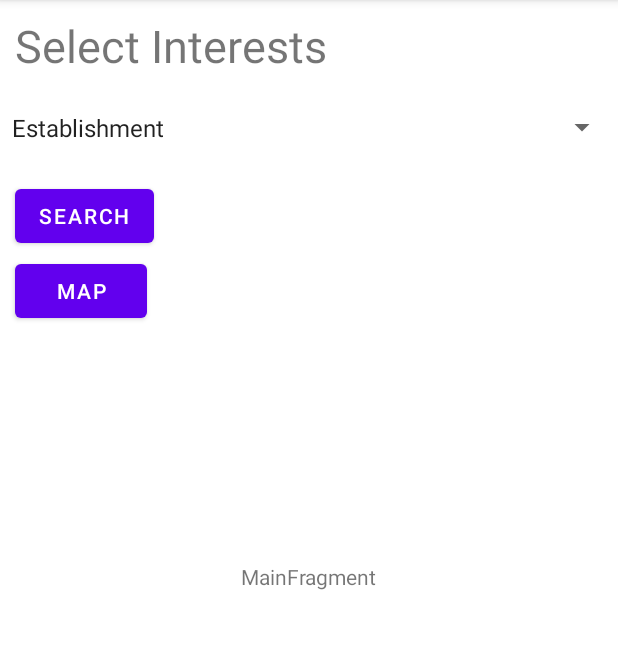
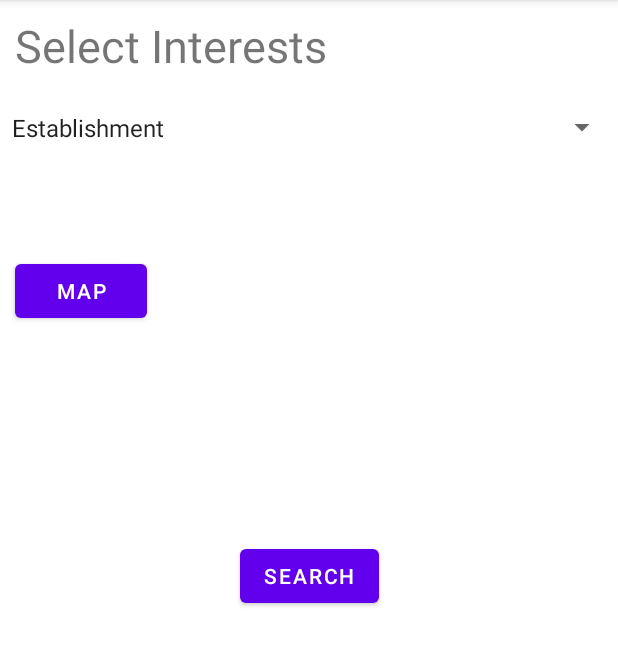
Before and after one commit to marti5a6/Bucket-List, an Android app: the screen it shows after launch (MainActivity), on a phone screen of 412 x 824 dp, the part 84-750 px from its top. Run offline under Robolectric (Android 15) with nearby library versions, the phone set to English and light mode, and no system bars; our stand-ins replace Room's generated code.

```diff
--- a/app/build.gradle
+++ b/app/build.gradle
@@ -13,6 +13,8 @@ android {
         targetSdkVersion 30
         versionCode 1
         versionName "1.0"
+
+            manifestPlaceholders = [mapsApiKey: "$System.env.gapi_k"]
 
         testInstrumentationRunner "androidx.test.runner.AndroidJUnitRunner"
     }
@@ -61,5 +63,6 @@ dependencies {
     androidTestImplementation 'androidx.test.espresso:espresso-core:3.3.0'
     implementation 'androidx.recyclerview:recyclerview:1.1.0'
     annotationProcessor 'androidx.room:room-compiler:2.2.5'
+    implementation "com.squareup.okhttp3:okhttp:4.9.0"
 
 }
--- a/app/src/main/java/com/bucketlist/MainActivity.kt
+++ b/app/src/main/java/com/bucketlist/MainActivity.kt
@@ -10,6 +10,8 @@ import com.bucketlist.ui.main.MainFragment
 
 class MainActivity : AppCompatActivity() {
 
+  //  private lateinit var mainViewModel: MainViewModel
+
     override fun onCreate(savedInstanceState: Bundle?) {
         super.onCreate(savedInstanceState)
         setContentView(R.layout.main_activity)
@@ -18,6 +20,7 @@ class MainActivity : AppCompatActivity() {
                 .replace(R.id.container, MainFragment.newInstance())
                 .commitNow()
         }
+     //   mainViewModel = ViewModelProviders.of(this).get(MainViewModel::class.java)
         val spinner: Spinner = findViewById(R.id.interests_spinner)
 // Create an ArrayAdapter using the string array and a default spinner layout
         ArrayAdapter.createFromResource(
@@ -31,6 +34,7 @@ class MainActivity : AppCompatActivity() {
             spinner.adapter = adapter
         }
 
+
         val locationButton = findViewById<Button>(R.id.btnMap)
         locationButton.setOnClickListener {
             // Handler code here.
@@ -40,6 +44,7 @@ class MainActivity : AppCompatActivity() {
 
         }
 
+
     }
 
 }
--- a/app/src/main/java/com/bucketlist/dao/IPlaceDAO.kt
+++ b/app/src/main/java/com/bucketlist/dao/IPlaceDAO.kt
@@ -8,7 +8,9 @@ import retrofit2.http.Query
 interface IPlaceDAO {
 
    // @GET("https://maps.googleapis.com/maps/api/place/textsearch/json?query=hiking+in+Cincinnati")
-    @GET("https://maps.googleapis.com/maps/api/place/nearbysearch/json?radius=200&type=point_of_interest")
-    fun getPlaces(@Query("key") key: String,@Query("location") location: String): Call<ArrayList<PlaceInfo>>
+
+    //    @GET("https://maps.googleapis.com/maps/api/place/nearbysearch/json?radius=200&type=point_of_interest")
+    @GET("https://maps.googleapis.com/maps/api/place/textsearch/json?radius=2000")
+    fun getPlaces(@Query("key") key: String,@Query("location") location: String,@Query("type") type: String): Call<ArrayList<PlaceInfo>>
 
 }
--- a/app/src/main/java/com/bucketlist/ui/main/LocationLiveData.kt
+++ b/app/src/main/java/com/bucketlist/ui/main/LocationLiveData.kt
@@ -54,7 +54,7 @@ class LocationLiveData(context : Context): LiveData<LocationDetails>() {
     }
 
     companion object{
-        val ONE_MINUTE : Long = 160000
+        val ONE_MINUTE : Long = 60000
         val locationRequest : LocationRequest = LocationRequest.create().apply{
             interval = ONE_MINUTE
             fastestInterval = ONE_MINUTE/4
--- a/app/src/main/java/com/bucketlist/ui/main/MainFragment.kt
+++ b/app/src/main/java/com/bucketlist/ui/main/MainFragment.kt
@@ -1,39 +1,34 @@
 package com.bucketlist.ui.main
 
 import android.Manifest
-import android.annotation.SuppressLint
 import android.content.pm.PackageManager
-import android.location.Location
 import android.os.Bundle
 import android.view.LayoutInflater
 import android.view.View
 import android.view.ViewGroup
 import android.widget.Button
+import android.widget.Spinner
 import android.widget.TextView
 import android.widget.Toast
 import androidx.core.content.ContextCompat
 import androidx.fragment.app.Fragment
 import androidx.lifecycle.Observer
 import androidx.lifecycle.ViewModelProviders
-import androidx.recyclerview.widget.DefaultItemAnimator
-import androidx.recyclerview.widget.LinearLayoutManager
 import androidx.recyclerview.widget.RecyclerView
 import com.bucketlist.R
 import com.bucketlist.databinding.MainActivityBinding
-import com.bucketlist.dto.LocationDetails
+import com.bucketlist.databinding.MainFragmentBinding
 import com.bucketlist.dto.PlaceInfo
-import com.google.android.gms.location.FusedLocationProviderClient
-import com.google.android.gms.location.LocationServices
-import java.lang.Exception
 
 class MainFragment : Fragment() {
 
 private val LOCATION_PERMISSION_REQUEST_CODE=2000
 
-    private lateinit var viewModel: MainViewModel
+    private lateinit var mainViewModel: MainViewModel
     private lateinit var applicationViewModel: ApplicationViewModel
     private lateinit var binding: MainActivityBinding
     private var _places = ArrayList<PlaceInfo>()
+    private lateinit var  spinner: Spinner
 
     private var latitude=""
     private var longitude=""
@@ -42,8 +37,21 @@ private val LOCATION_PERMISSION_REQUEST_CODE=2000
         inflater: LayoutInflater,
         container: ViewGroup?,
         savedInstanceState: Bundle?,): View {
-
-        return inflater.inflate(R.layout.main_fragment, container, false)
+        spinner = binding.root.findViewById(R.id.interests_spinner)
+      var cat= "point_of_interest"
+        if(spinner!=null){
+            if(spinner.isSelected) {
+                cat = spinner.selectedItem.toString()
+            }
+        }
+        mainViewModel = ViewModelProviders.of(this).get(MainViewModel::class.java)
+        var view: View = inflater.inflate(R.layout.main_fragment, container, false)
+        var searchButton: Button = view.findViewById<Button>(R.id.search_button)
+        searchButton.setOnClickListener {
+            Toast.makeText(view.context, cat, Toast.LENGTH_SHORT).show()
+            mainViewModel.getPlaces("$latitude,$longitude",cat)
+       }
+        return view
     }
 
     override fun onCreate(savedInstanceState: Bundle?) {
@@ -54,25 +62,16 @@ private val LOCATION_PERMISSION_REQUEST_CODE=2000
 
     override fun onActivityCreated(savedInstanceState: Bundle?) {
         super.onActivityCreated(savedInstanceState)
-        viewModel = ViewModelProviders.of(this).get(MainViewModel::class.java)
+
         applicationViewModel = ViewModelProviders.of(this).get(ApplicationViewModel::class.java)
-
-        val searchButton = binding.root.findViewById<Button>(R.id.search_button)
-        searchButton.setOnClickListener {
-            viewModel.getPlaces("$latitude,$longitude")
-        }
-
-//        applicationViewModel.placeService.getLocalPlaceDAO().fetchPlaces().observe(this, Observer {
-//
-//        })
 
         prepRequestLocationUpdates()
 
-        val recyclerView: RecyclerView = binding.root.findViewById(R.id.recyclerview)
-        val layoutManager = LinearLayoutManager(context)
-        recyclerView.layoutManager = layoutManager
-        recyclerView.itemAnimator = DefaultItemAnimator()
-        recyclerView.adapter = PlaceInfoAdapter(_places, R.layout.rowlayout)
+//        val recyclerView: RecyclerView = binding.root.findViewById(R.id.recyclerview)
+//        val layoutManager = LinearLayoutManager(context)
+//        recyclerView.layoutManager = layoutManager
+//        recyclerView.itemAnimator = DefaultItemAnimator()
+//        recyclerView.adapter = PlaceInfoAdapter(_places, R.layout.rowlayout)
 
     }
 
@@ -81,14 +80,6 @@ private val LOCATION_PERMISSION_REQUEST_CODE=2000
         fun newInstance() = MainFragment()
     }
 
-   // fun prepRequestLocationUpdates(){
-     //   if(ContextCompat.checkSelfPermission(requireContext(), Manifest.permission.ACCESS_FINE_LOCATION)==PackageManager.PERMISSION_GRANTED){
-       //     requestLocationUpdates()
-        //}else{
-          //  val permissionRequest = arrayOf(Manifest.permission.ACCESS_FINE_LOCATION)
-            //requestPermissions(permissionRequest,LOCATION_PERMISSION_REQUEST_CODE)
-        //}
-    //}
     fun prepRequestLocationUpdates(){
         if(ContextCompat.checkSelfPermission(requireContext(), Manifest.permission.ACCESS_FINE_LOCATION)==PackageManager.PERMISSION_GRANTED){
             requestLocationUpdates()
@@ -98,16 +89,7 @@ private val LOCATION_PERMISSION_REQUEST_CODE=2000
         }
     }
 
-
-
-
     private fun requestLocationUpdates() {
-
-        /*Could not resolve error with getLocationLiveData
-        so hardcoding cincinnati for now
-        * */
-        //latitude="39.1031"
-        //longitude="84.5120"
         applicationViewModel.getLocationLiveData().observe(viewLifecycleOwner, Observer {
            it.latitude
            it.longitude
--- a/app/src/main/res/layout/main_activity.xml
+++ b/app/src/main/res/layout/main_activity.xml
@@ -23,14 +23,7 @@
         android:textSize="30sp"
         android:typeface="normal" />
 
-    <Button
-        android:id="@+id/search_button"
-        android:layout_width="wrap_content"
-        android:layout_height="wrap_content"
-        android:layout_marginStart="10dp"
-        android:layout_marginTop="120dp"
-        android:text="@android:string/search_go"
-        app:strokeColor="#15D5D5" />
+
 
     <Button
         android:id="@+id/btnMap"
--- a/app/src/main/res/layout/main_fragment.xml
+++ b/app/src/main/res/layout/main_fragment.xml
@@ -6,6 +6,17 @@
     android:layout_width="match_parent"
     android:layout_height="match_parent"
     tools:context=".ui.main.MainFragment">
+
+    <Button
+        android:id="@+id/search_button"
+        android:layout_width="wrap_content"
+        android:layout_height="wrap_content"
+        android:text="@android:string/search_go"
+        app:layout_constraintBottom_toBottomOf="parent"
+        app:layout_constraintEnd_toEndOf="parent"
+        app:layout_constraintStart_toStartOf="parent"
+        app:layout_constraintTop_toTopOf="parent"
+        app:strokeColor="#15D5D5" />
 
     <TextView
         android:id="@+id/message"
@@ -18,5 +29,4 @@
         app:layout_constraintTop_toTopOf="parent" />
 
 
-
 </androidx.constraintlayout.widget.ConstraintLayout>
```
Also changed, not shown: app/src/debug/res/values/google_maps_api.xml (deleted, +0 -24 lines), app/src/main/AndroidManifest.xml (+4 -5 lines), app/src/main/java/com/bucketlist/service/PlaceService.kt (+8 -12 lines), app/src/main/java/com/bucketlist/ui/main/LocationViewModel.kt (deleted, +0 -9 lines), app/src/main/java/com/bucketlist/ui/main/MainViewModel.kt (+2 -5 lines).
